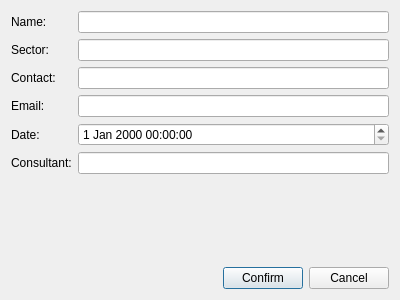
Above: updateclientdialog.ui from Hyujnn54/DesktopAPP before the change. Below: the same form after it.
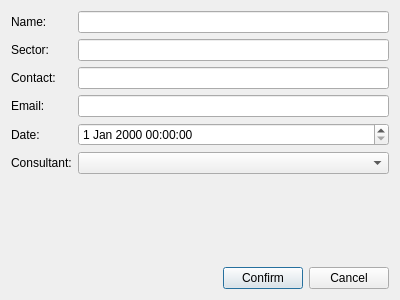
That is the form after the change.

Patch:
```diff
--- a/updateclientdialog.ui
+++ b/updateclientdialog.ui
@@ -61,7 +61,7 @@
       </widget>
      </item>
      <item row="5" column="1">
-      <widget class="QLineEdit" name="consultantLineEdit"/>
+      <widget class="QComboBox" name="consultantComboBox"/>
      </item>
      <item row="4" column="1">
       <widget class="QDateTimeEdit" name="consultationDateTime"/>
```
